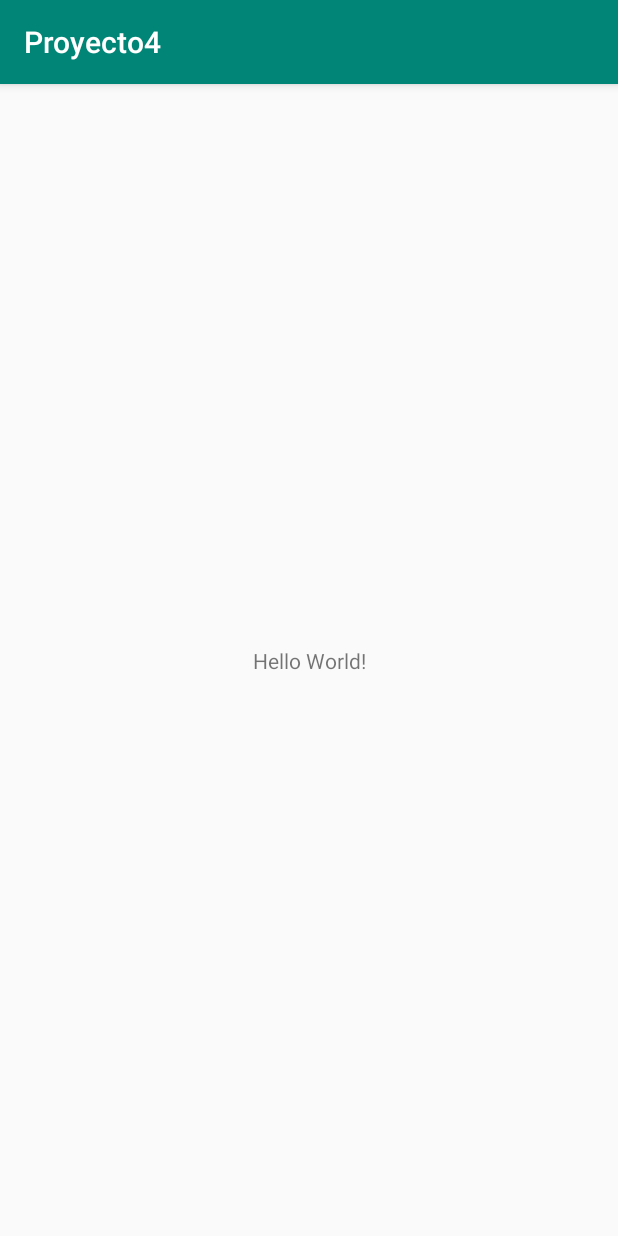
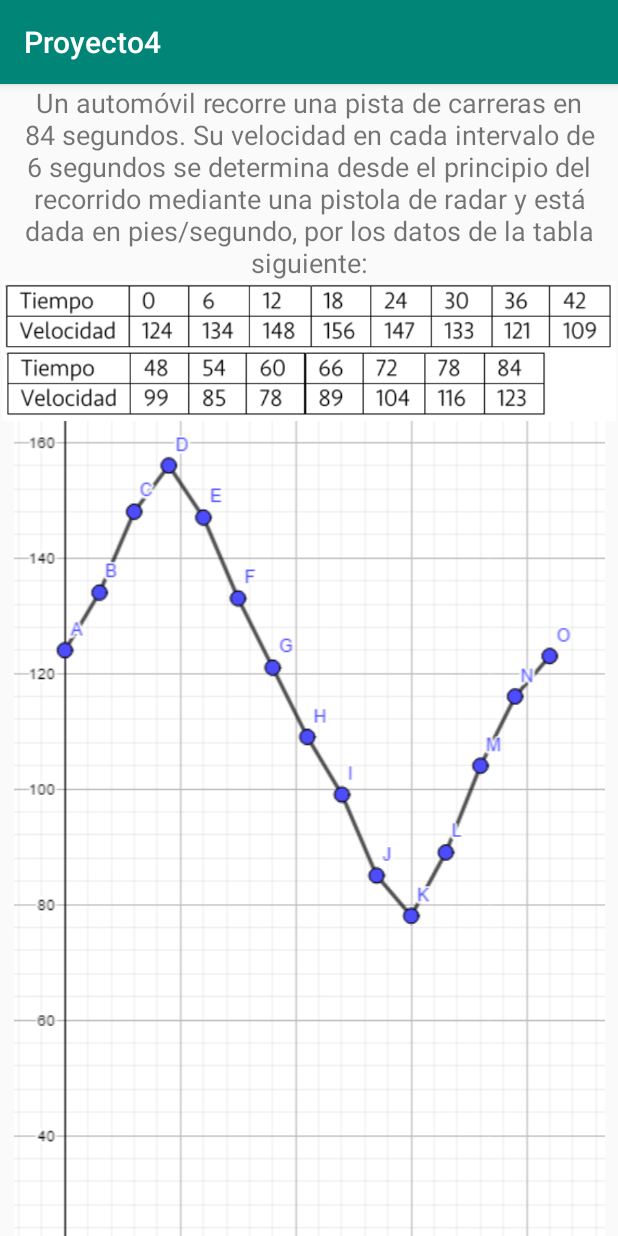
Before and after one commit to Joan-Garcia/Proyecto4, an Android app: the screen it shows after launch (MainActivity), on a phone screen of 412 x 824 dp. Run offline under Robolectric (Android 15) with nearby library versions, the phone set to English and light mode, and no system bars.

Commit message:
Proyecto 4

```diff
--- a/app/src/main/res/layout/activity_main.xml
+++ b/app/src/main/res/layout/activity_main.xml
@@ -6,13 +6,62 @@
     android:layout_height="match_parent"
     tools:context=".MainActivity">
 
-    <TextView
-        android:layout_width="wrap_content"
-        android:layout_height="wrap_content"
-        android:text="Hello World!"
-        app:layout_constraintBottom_toBottomOf="parent"
-        app:layout_constraintLeft_toLeftOf="parent"
-        app:layout_constraintRight_toRightOf="parent"
-        app:layout_constraintTop_toTopOf="parent" />
+    <ScrollView
+        android:layout_width="match_parent"
+        android:layout_height="match_parent">
+
+        <LinearLayout
+            android:layout_width="match_parent"
+            android:layout_height="wrap_content"
+            android:orientation="vertical" >
+
+            <TextView
+                android:id="@+id/textView"
+                android:layout_width="match_parent"
+                android:layout_height="wrap_content"
+                android:text="Un automóvil recorre una pista de carreras en 84 segundos. Su velocidad en cada intervalo de 6 segundos se determina desde el principio del recorrido mediante una pistola de radar y está dada en pies/segundo, por los datos de la tabla siguiente:"
+                android:textAlignment="center"
+                android:textSize="18sp" />
+
+            <ImageView
+                android:id="@+id/imageView3"
+                android:layout_width="match_parent"
+                android:layout_height="wrap_content"
+                android:adjustViewBounds="true"
+                app:srcCompat="@drawable/table" />
+
+            <ImageView
+                android:id="@+id/imageView4"
+                android:layout_width="match_parent"
+                android:layout_height="wrap_content"
+                app:srcCompat="@drawable/grafica" />
+
+            <TextView
+                android:id="@+id/textView3"
+                android:layout_width="match_parent"
+                android:layout_height="wrap_content"
+                android:text=" "
+                android:textSize="18sp" />
+
+            <ImageView
+                android:id="@+id/imageView5"
+                android:layout_width="match_parent"
+                android:layout_height="wrap_content"
+                app:srcCompat="@drawable/formula" />
+
+            <TextView
+                android:id="@+id/textView4"
+                android:layout_width="match_parent"
+                android:layout_height="wrap_content"
+                android:text=" "
+                android:textSize="18sp" />
+
+            <ImageView
+                android:id="@+id/imageView6"
+                android:layout_width="match_parent"
+                android:layout_height="wrap_content"
+                app:srcCompat="@drawable/resultado" />
+        </LinearLayout>
+    </ScrollView>
 
 </android.support.constraint.ConstraintLayout>
```
Also changed, not shown: app/src/main/res/drawable/formula.png (added), app/src/main/res/drawable/grafica.png (added), app/src/main/res/drawable/resultado.png (added), app/src/main/res/drawable/table.png (added).
